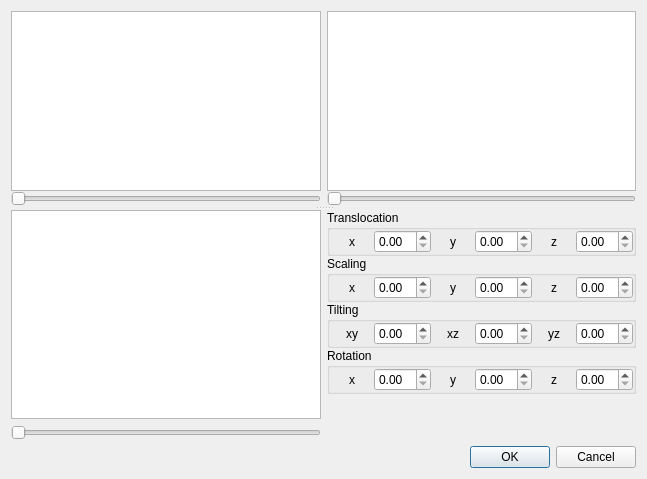
Qt form manual_alignment.ui (frankyeh/DSI-Studio) before a commit.
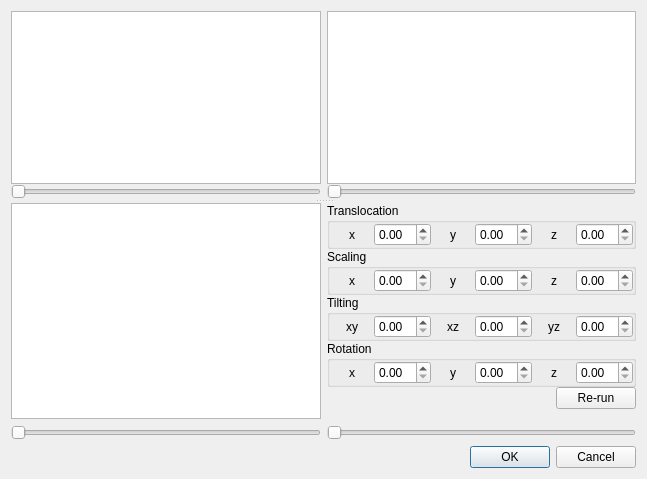
The same form after that commit.

Commit message: improved manual alignment

```diff
--- a/manual_alignment.ui
+++ b/manual_alignment.ui
@@ -78,7 +78,7 @@
           </item>
          </layout>
         </widget>
-        <widget class="QWidget" name="">
+        <widget class="QWidget" name="layoutWidget">
          <layout class="QHBoxLayout" name="horizontalLayout_7">
           <property name="spacing">
            <number>6</number>
@@ -372,6 +372,30 @@
               </layout>
              </widget>
             </item>
+            <item>
+             <layout class="QHBoxLayout" name="horizontalLayout_8">
+              <item>
+               <spacer name="horizontalSpacer">
+                <property name="orientation">
+                 <enum>Qt::Horizontal</enum>
+                </property>
+                <property name="sizeHint" stdset="0">
+                 <size>
+                  <width>40</width>
+                  <height>20</height>
+                 </size>
+                </property>
+               </spacer>
+              </item>
+              <item>
+               <widget class="QPushButton" name="rerun">
+                <property name="text">
+                 <string>Re-run</string>
+                </property>
+               </widget>
+              </item>
+             </layout>
+            </item>
             <item>
              <spacer name="verticalSpacer">
               <property name="orientation">
@@ -391,17 +415,17 @@
                <number>0</number>
               </property>
               <item>
-               <spacer name="horizontalSpacer_2">
+               <widget class="QSlider" name="blend_pos">
+                <property name="maximum">
+                 <number>10</number>
+                </property>
+                <property name="pageStep">
+                 <number>2</number>
+                </property>
                 <property name="orientation">
                  <enum>Qt::Horizontal</enum>
                 </property>
-                <property name="sizeHint" stdset="0">
-                 <size>
-                  <width>40</width>
-                  <height>20</height>
-                 </size>
-                </property>
-               </spacer>
+               </widget>
               </item>
              </layout>
             </item>
```
The commit also changes 4 other files.
